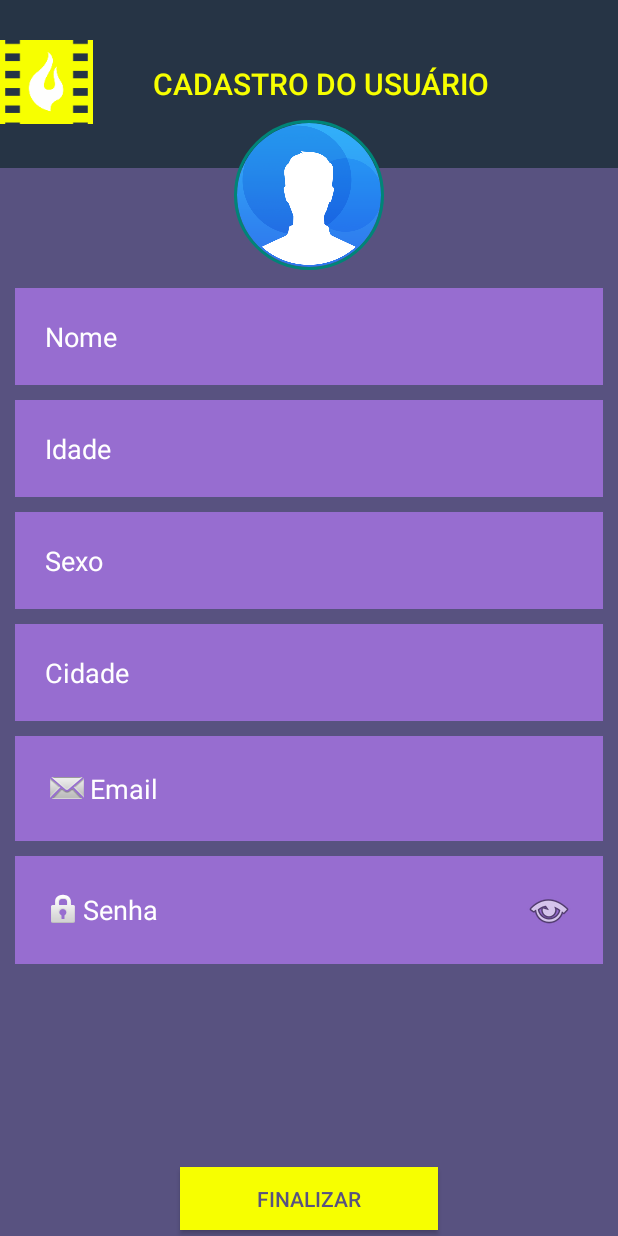
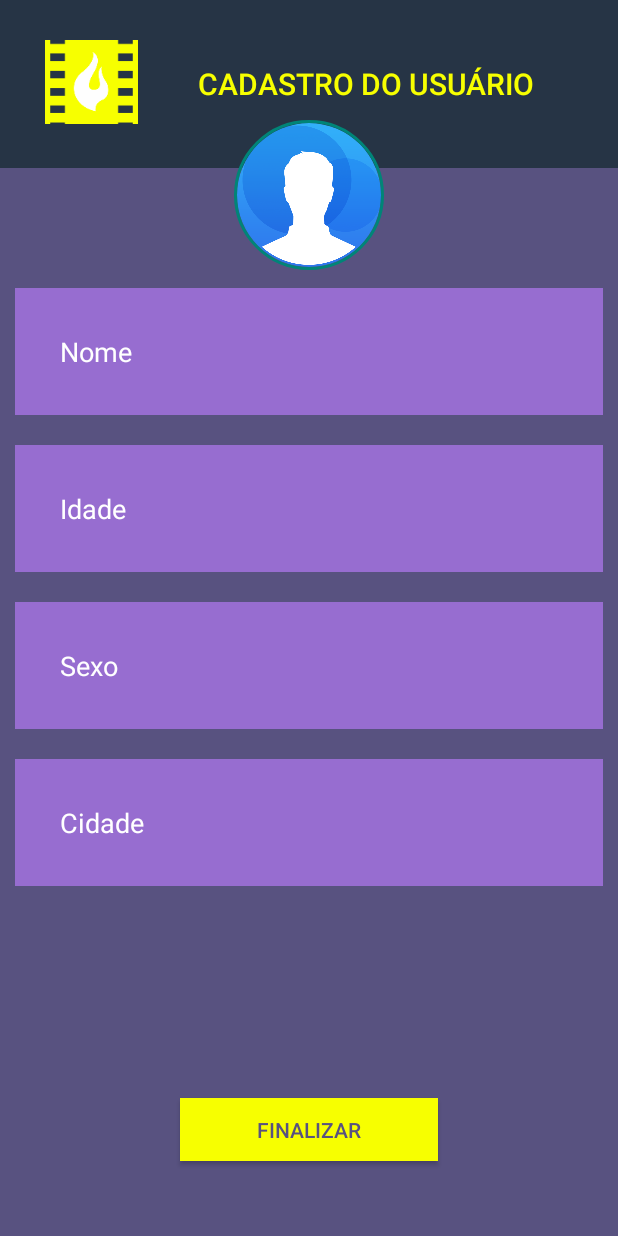
Before and after one commit to percivalli/MovieMatch, an Android app: the layout cadastro_inicial.xml on its own in the app's theme, with its tools: preview values and no code run, on a phone screen of 412 x 824 dp. Run offline under Robolectric (Android 15) with nearby library versions, the light colour scheme and no system bars.

Commit message:
Atualização XML Cadastro Inicial

```diff
--- a/app/build.gradle
+++ b/app/build.gradle
@@ -25,5 +25,6 @@ dependencies {
     testImplementation 'junit:junit:4.12'
     androidTestImplementation 'com.android.support.test:runner:1.0.2'
     androidTestImplementation 'com.android.support.test.espresso:espresso-core:3.0.2'
-    implementation 'de.hdodenhof:circleimageview:2.1.0'
+    implementation 'de.hdodenhof:circleimageview:3.0.0'
+    implementation 'com.android.support:design:28.0.0'
 }
--- a/app/src/main/res/layout/cadastro_inicial.xml
+++ b/app/src/main/res/layout/cadastro_inicial.xml
@@ -2,7 +2,6 @@
 <android.support.constraint.ConstraintLayout
     xmlns:android="http://schemas.android.com/apk/res/android"
     xmlns:app="http://schemas.android.com/apk/res-auto"
-    xmlns:tools="http://schemas.android.com/tools"
     android:layout_width="match_parent"
     android:layout_height="match_parent"
     >
@@ -21,7 +20,8 @@
         android:layout_height="112dp"
         android:background="#263445"
         android:minHeight="110dp"
-        android:paddingLeft="30dp"
+        android:paddingStart="30dp"
+        android:paddingEnd="30dp"
         android:theme="?attr/actionBarTheme"
         app:maxButtonHeight="56dp"
         app:navigationIcon="@mipmap/filme"
@@ -32,7 +32,7 @@
 
 
 
-    <EditText
+    <android.support.design.widget.TextInputEditText
         android:id="@+id/editTextNome"
         android:layout_width="match_parent"
         android:layout_height="wrap_content"
@@ -41,81 +41,47 @@
         android:layout_marginEnd="10dp"
         android:background="#976DD0"
         android:inputType="text"
-        android:padding="20dp"
+        android:padding="30dp"
         android:hint="@string/nome"
         android:textColorHint="#ffffff" />
 
-    <EditText
+    <android.support.design.widget.TextInputEditText
         android:id="@+id/editTextIdade"
         android:layout_width="match_parent"
         android:layout_height="wrap_content"
         android:layout_marginStart="10dp"
-        android:layout_marginTop="10dp"
+        android:layout_marginTop="20dp"
         android:layout_marginEnd="10dp"
         android:background="#976DD0"
         android:inputType="number"
-        android:padding="20dp"
+        android:padding="30dp"
         android:hint="@string/idade"
         android:textColorHint="#ffffff" />
 
-    <EditText
+    <android.support.design.widget.TextInputEditText
         android:id="@+id/editTextSexo"
         android:layout_width="match_parent"
         android:layout_height="wrap_content"
         android:layout_marginStart="10dp"
-        android:layout_marginTop="10dp"
+        android:layout_marginTop="20dp"
         android:layout_marginEnd="10dp"
         android:background="#976DD0"
         android:inputType="text"
-        android:padding="20dp"
+        android:padding="30dp"
         android:hint="@string/sexo"
         android:textColorHint="#ffffff" />
 
-    <EditText
+    <android.support.design.widget.TextInputEditText
         android:id="@+id/editTextCidade"
         android:layout_width="match_parent"
         android:layout_height="wrap_content"
         android:layout_marginStart="10dp"
-        android:layout_marginTop="10dp"
+        android:layout_marginTop="20dp"
         android:layout_marginEnd="10dp"
         android:background="#976DD0"
         android:inputType="text"
-        android:padding="20dp"
+        android:padding="30dp"
         android:hint= "@string/cidade"
-        android:textColorHint="#ffffff" />
-
-    <EditText
-        android:id="@+id/editTextEmail"
-        android:layout_width="match_parent"
-        android:layout_height="wrap_content"
-        android:layout_marginStart="10dp"
-        android:layout_marginTop="10dp"
-        android:layout_marginEnd="10dp"
-        android:background="#976DD0"
-        android:hint="@string/email"
-        android:inputType="textEmailAddress"
-        android:maxLength="30"
-        android:maxLines="1"
-        android:padding="20dp"
-        android:textColorHint="#ffffff"
-        android:drawableLeft="@android:drawable/sym_action_email"
-
-        />
-
-    <EditText
-        android:id="@+id/editTextSenha"
-        android:layout_width="match_parent"
-        android:layout_height="wrap_content"
-        android:layout_marginStart="10dp"
-        android:layout_marginTop="10dp"
-        android:layout_marginEnd="10dp"
-        android:background="#976DD0"
-        android:drawableLeft= "@android:drawable/ic_lock_idle_lock"
-        android:drawableRight="@android:drawable/ic_menu_view"
-        android:hint="@string/senha"
-        android:inputType="numberPassword"
-        android:maxLines="1"
-        android:padding="20dp"
         android:textColorHint="#ffffff" />
 
 
@@ -134,7 +100,7 @@
             android:layout_alignParentBottom="true"
             android:layout_marginStart="120dp"
             android:layout_marginEnd="120dp"
-            android:layout_marginBottom="4dp"
+            android:layout_marginBottom="50dp"
             android:background="#F7FF00"
             android:text="@string/finalizar"
             android:textColor="#585280" />
--- a/build.gradle
+++ b/build.gradle
@@ -7,7 +7,7 @@ buildscript {
 
     }
     dependencies {
-        classpath 'com.android.tools.build:gradle:3.4.1'
+        classpath 'com.android.tools.build:gradle:3.2.1'
 
         // NOTE: Do not place your application dependencies here; they belong
         // in the individual module build.gradle files
```
Also changed, not shown: gradle/wrapper/gradle-wrapper.properties.
